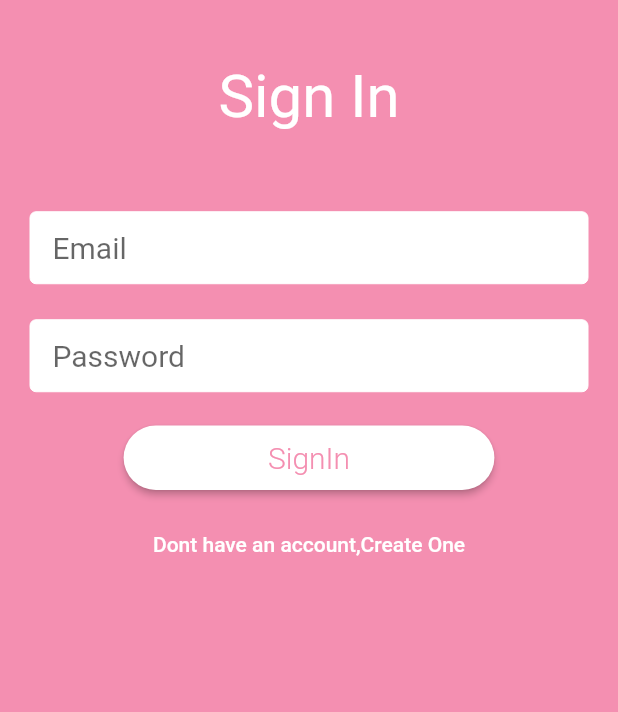
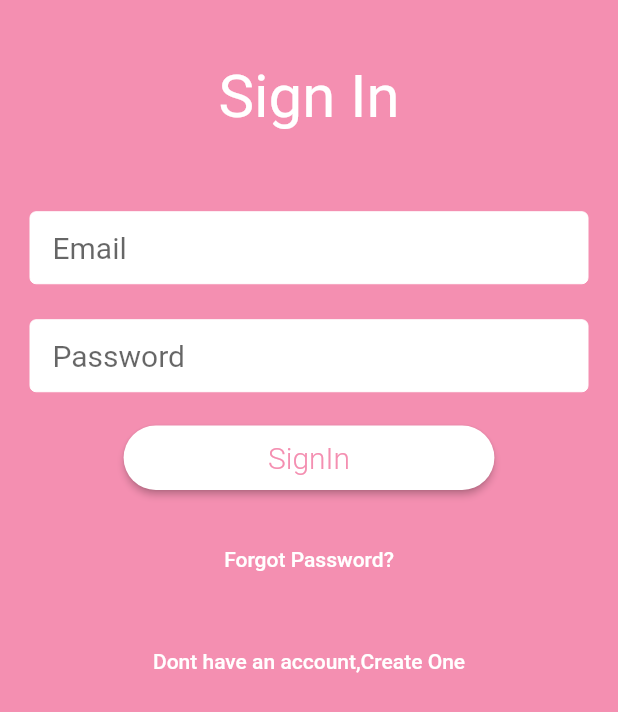
Before and after one commit to PushkaraSharma/MoneyDiary, a Flutter app: the Signup_view screen opened by its route, after a tap on "SignUp", after a tap on "Have an account? Sign In", on a phone screen of 412 x 824 dp. Shown: the top 712 px of the screen. Run offline on Flutter 3.47's test engine with Material 2 defaults, Android fonts, the phone set to English and light mode, and no system bars; drawn by our look-alikes of auto_size_text; our stand-ins replace firebase_auth; accounts and stored records are empty.

Commit message:
third Commit "password reset feature is added"

```diff
--- a/lib/services/auth_services.dart
+++ b/lib/services/auth_services.dart
@@ -33,6 +33,11 @@ class AuthService{
   //SignOut
   signOut(){
     return _firebaseAuth.signOut();
+  }
+
+  //Password reset
+  Future sendPasswordResetToEmail(String email) async{
+    return _firebaseAuth.sendPasswordResetEmail(email: email);
   }
 
 }
--- a/lib/starting_views/signup_view.dart
+++ b/lib/starting_views/signup_view.dart
@@ -7,7 +7,7 @@ import 'package:money_diary/widgets/provider_widget.dart';
 
 
 final primaryColor = const Color(0xFFF48FB1);
-enum AuthFormType{signIn,signUp}
+enum AuthFormType{signIn,signUp,passwordReset}
 
 class Signup_view extends StatefulWidget {
 
@@ -25,7 +25,7 @@ class _Signup_viewState extends State<Signup_view> {
   _Signup_viewState({this.authFormType});
 
   final formkey = GlobalKey<FormState>();
-  String email, password,name,error;
+  String email, password,name,warning;
 
   void switchFromState(String state){
     formkey.currentState.reset();
@@ -49,14 +49,19 @@ class _Signup_viewState extends State<Signup_view> {
     if(validate()) {
       try {
         //ask provider for authservice as it is highest
-        final auth = Provider
-            .of(context)
-            .auth;
+        final auth = Provider.of(context).auth;
 
         if (authFormType == AuthFormType.signIn) {
           String uid = await auth.signInWithEmailAndPassword(email, password);
           print('Sign In $uid');
           Navigator.of(context).pushReplacementNamed('/home');
+        }
+        else if(authFormType == AuthFormType.passwordReset){
+          await auth.sendPasswordResetToEmail(email);
+
+          print('Password Email sent');
+          warning = 'Password reset link has been sent to your email $email';
+          setState(() =>authFormType = AuthFormType.signIn);
         }
         else {
           String uid = await auth.createUserWithEmailAndPassword(
@@ -65,7 +70,7 @@ class _Signup_viewState extends State<Signup_view> {
           Navigator.of(context).pushReplacementNamed('/home');
         }
       } catch (e) {
-        setState(() =>error = e.message);
+        setState(() =>warning = e.message);
         print(e.toString());
       }
     }
@@ -110,7 +115,7 @@ class _Signup_viewState extends State<Signup_view> {
   }
 
   Widget showAlertFromFirebase(){
-    if(error!=null){
+    if(warning!=null){
       return Container(
         color: Colors.red[300],
         width: double.infinity, //whole width of screen
@@ -121,12 +126,12 @@ class _Signup_viewState extends State<Signup_view> {
               padding: const EdgeInsets.only(right: 8.0),
               child: Icon(Icons.error_outline),
             ),
-            Expanded(child: AutoSizeText(error,maxLines: 2,),),
+            Expanded(child: AutoSizeText(warning,maxLines: 2,),),
             Padding(
               padding: const EdgeInsets.only(left: 8.0),
               child: IconButton(icon: Icon(Icons.clear),
               onPressed: (){
-                setState(()=>error = null);
+                setState(()=>warning = null);
               },),
             )
           ],
@@ -138,6 +143,7 @@ class _Signup_viewState extends State<Signup_view> {
   AutoSizeText buildHeader() {
     String headerText;
     if(authFormType == AuthFormType.signUp){headerText = 'Create New Account';}
+    else if(authFormType == AuthFormType.passwordReset){headerText = 'Reset Password';}
     else{headerText = 'Sign In';}
     return AutoSizeText(headerText, maxLines: 1,
               textAlign: TextAlign.center,
@@ -146,6 +152,19 @@ class _Signup_viewState extends State<Signup_view> {
 
   List<Widget> inputforms() {
     List<Widget> textfields = [];
+    //if password reset page is there only add email form and then return so that no more form is added
+    if(authFormType ==AuthFormType.passwordReset){
+      textfields.add(TextFormField(
+        validator: EmailValidator.validate,
+        style: TextStyle(fontSize: 20),
+        decoration: buildinputDecoration('Email'),
+        onSaved: (value)=> email =value,
+      ),
+      );
+      textfields.add(SizedBox(height: 24,));
+      return textfields;
+    }
+
     // If signup page so add name also
     if(authFormType == AuthFormType.signUp){
       textfields.add(TextFormField(
@@ -158,7 +177,6 @@ class _Signup_viewState extends State<Signup_view> {
       textfields.add(SizedBox(height: 24,)
       );
     }
-
     //add email and password
     textfields.add(
       TextFormField(
@@ -194,10 +212,17 @@ class _Signup_viewState extends State<Signup_view> {
 
   List<Widget>buildSwitchButtons(){
     String switchButtonsText,newFormState,submitButtonText;
+    bool showForgetPassword = false;
     if(authFormType ==AuthFormType.signIn){
       switchButtonsText = 'Dont have an account,Create One';
       newFormState = 'SignUp';
       submitButtonText = 'SignIn';
+      showForgetPassword = true;
+    }
+    else if(authFormType == AuthFormType.passwordReset){
+      switchButtonsText = 'Go back to Sign in';
+      newFormState = 'SignIn';
+      submitButtonText = 'Reset';
     }
     else{
       switchButtonsText = 'Have an account? Sign In';
@@ -222,6 +247,7 @@ class _Signup_viewState extends State<Signup_view> {
         ),
       ),
       SizedBox(height: 10,),
+      showForgetPasswordButton(showForgetPassword),
       FlatButton(
       child: Text(switchButtonsText,style: TextStyle(color: Colors.white),),
       onPressed: (){
@@ -229,5 +255,18 @@ class _Signup_viewState extends State<Signup_view> {
       },
     )];
   }
-
+  Widget showForgetPasswordButton(bool visible){
+    return Visibility(
+      visible: visible,
+      child: Padding(
+        padding: const EdgeInsets.fromLTRB(10, 10, 10, 20),
+        child: FlatButton(
+          child: Text('Forgot Password?',style: TextStyle(color: Colors.white,),),
+          onPressed: (){
+            setState(() => authFormType = AuthFormType.passwordReset);
+          },
+        ),
+      ),
+    );
+  }
 }
```
